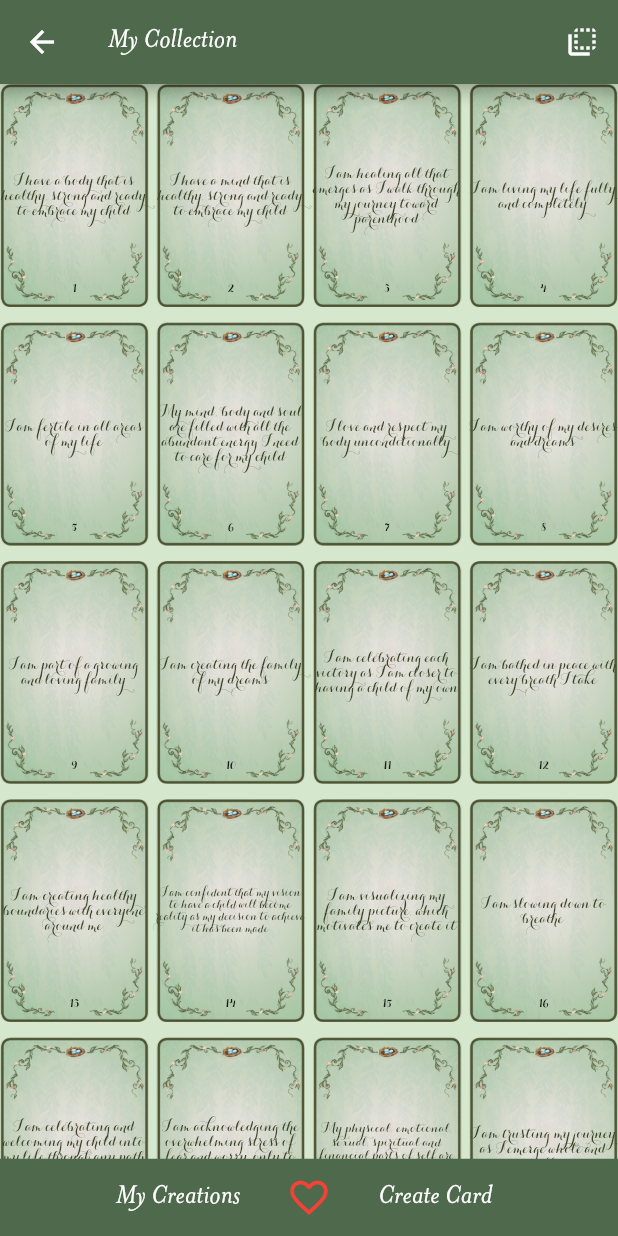
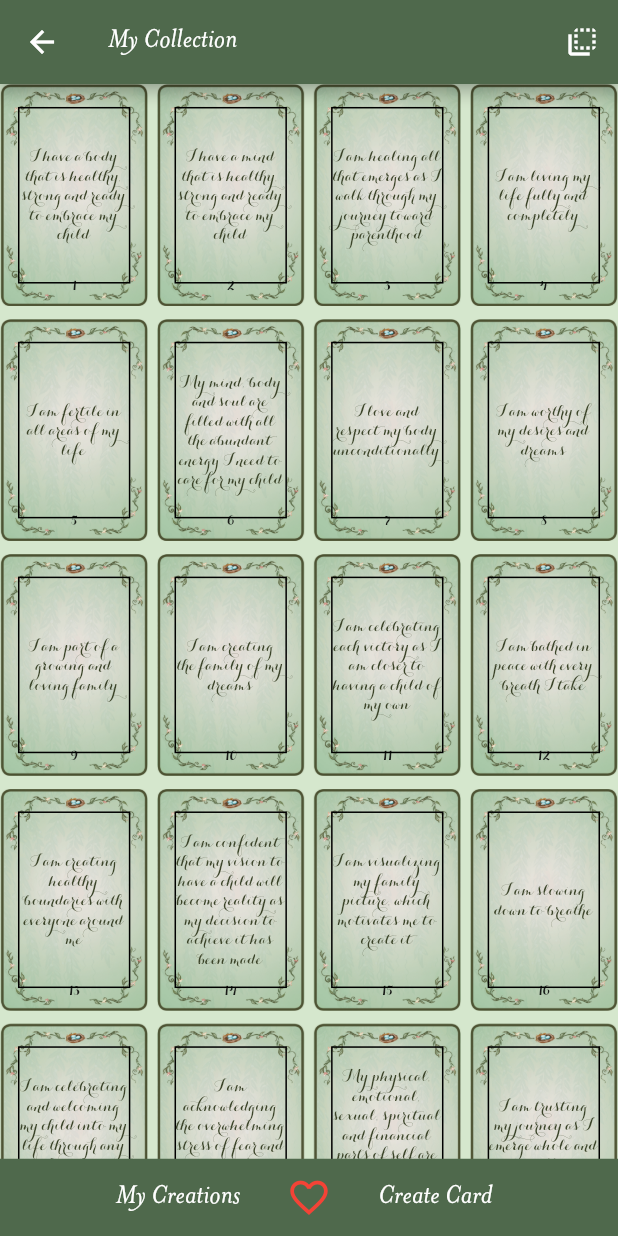
Before and after one commit to CIE-media-team/fertileaffirmations-flutter, a Flutter app: the Collection screen opened directly, on a phone screen of 412 x 824 dp. Run offline on Flutter 3.47's test engine with Material 2 defaults, Android fonts, the phone set to English and light mode, and no system bars; drawn by our look-alikes of auto_size_text; our stand-ins replace dots_indicator, flip_card, flutter_local_notifications, fluttertoast, package_info, share and 1 more; accounts and stored records are empty.

Commit message:
Correctly dynamically resize text

```diff
--- a/lib/card-class.dart
+++ b/lib/card-class.dart
@@ -104,7 +104,7 @@ class CardClass {
 static CardClass getRandomCard(){
   final rng = new Random();
   CardClass c= cards[rng.nextInt(cards.length)];
-  debugPrint(c.toString());
+  // debugPrint(c.toString());
   return c;
 
 
--- a/lib/collection-screen.dart
+++ b/lib/collection-screen.dart
@@ -1,3 +1,4 @@
+import 'package:flutter/cupertino.dart';
 import 'package:flutter/foundation.dart';
 import "package:flutter/material.dart";
 import "card-class.dart";
@@ -107,14 +108,14 @@ class _Collection extends State<Collection>  {
             child: GridView.builder(
               gridDelegate: SliverGridDelegateWithFixedCrossAxisCount(
                   crossAxisCount: 4,
-                  mainAxisSpacing: 10,
-                  crossAxisSpacing: 5,
+                  mainAxisSpacing: MediaQuery.of(context).size.height/100,
+                  crossAxisSpacing: MediaQuery.of(context).size.height/150,
                   childAspectRatio: 50 / 75),
               scrollDirection: Axis.vertical,
               itemBuilder: (context, position) {
                 return Container(
-                    height: 100,
-                    width: 50,
+                    // height: 100,
+                    // width: 50,
                     decoration: BoxDecoration(
                         image: DecorationImage(
                             image: AssetImage('assets/images/noleaves2.png'),
@@ -144,28 +145,34 @@ class _Collection extends State<Collection>  {
                             ),
                             Visibility(
                                 visible: _front,
-                                child: AutoSizeText(
+                                child: Container(
+                                  decoration: BoxDecoration(border: Border.all(color: Colors.black)),
+                                  height: getHeight(),
+                                  width: ((MediaQuery.of(context).size.width/5.5)),
+                                  child: Align(
+                                    alignment: Alignment.center,
+                                    child: AutoSizeText(
                                   cards[position].cardText,
-                                  maxFontSize: 10,
-                                  minFontSize: 4,
-                                  maxLines: 4,
+                                  // maxFontSize: 30,
+                                  minFontSize: 5,
                                   textAlign: TextAlign.center,
                                   style: TextStyle(
                                       color: Theme.of(context).primaryColorDark,
                                       fontFamily: "new",
-                                      // fontSize: 4,
-                                      height: 1),
-                                )),
-                                Positioned(
+                                      fontSize: getFontSize(),
+                                      height: 1.2),
+                                )))),
+                                Visibility(
+                                  visible: _front,
+                                child: Positioned(
                                                 bottom: 8,
                                                 child: Align(
                                                   alignment: Alignment.bottomCenter,
                                                   child: AutoSizeText(cards[position].cardID,
-                                                minFontSize: 4,
-                                              maxFontSize: 10,
-                                                style: TextStyle(fontFamily: "new"),),
+                                                style: TextStyle(fontFamily: "new",
+                                                fontSize: (MediaQuery.of(context).size.height)/75),),
                                               ),
-                                )],
+                                ))],
                         )));
               },
               itemCount: cards.length,
@@ -282,5 +289,19 @@ class _Collection extends State<Collection>  {
     }
   }
 
+  double getHeight(){
+    if(MediaQuery.of(context).size.height>1000){
+      return ((MediaQuery.of(context).size.height /5));
+    }
+    return ((MediaQuery.of(context).size.height /7));
+  }
+
+  double getFontSize(){
+    if(MediaQuery.of(context).size.height>1000){
+      return ((MediaQuery.of(context).size.height)/54);
+    }
+    return (MediaQuery.of(context).size.height)/75;
+  }
+
 
 }
```
Also changed, not shown: lib/card-screen-random.dart (+23 -14 lines), lib/card-screen.dart (+34 -16 lines), lib/instructions.dart (+16 -7 lines).
